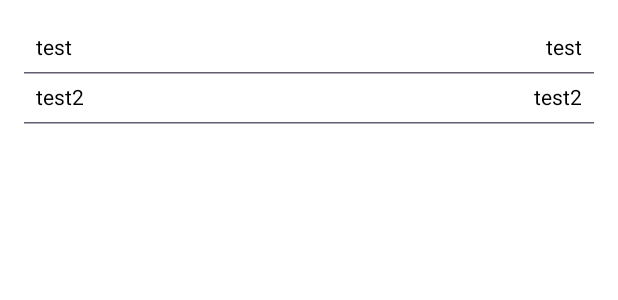
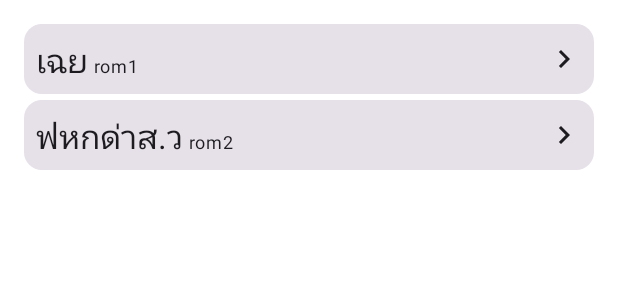
Before and after one commit to kzhangdz/ThaiToAnki, an Android app built with Jetpack Compose: the @Preview function HistoryScreenPreview, on a phone screen of 412 x 824 dp. Shown: the top 300 px of the screen. Run offline under Robolectric (Android 15) with nearby library versions, the phone set to English and light mode, and no system bars; network calls fail.

Commit message:
format romanization as sup

```diff
--- a/app/src/main/java/com/example/thaitoanki/ui/screens/HistoryScreen.kt
+++ b/app/src/main/java/com/example/thaitoanki/ui/screens/HistoryScreen.kt
@@ -2,27 +2,34 @@ package com.example.thaitoanki.ui.screens
 
 import androidx.compose.foundation.layout.Arrangement
 import androidx.compose.foundation.layout.Column
+import androidx.compose.foundation.layout.PaddingValues
 import androidx.compose.foundation.layout.Row
 import androidx.compose.foundation.layout.Spacer
 import androidx.compose.foundation.layout.fillMaxSize
 import androidx.compose.foundation.layout.fillMaxWidth
 import androidx.compose.foundation.layout.heightIn
 import androidx.compose.foundation.layout.padding
+import androidx.compose.foundation.layout.width
 import androidx.compose.foundation.lazy.LazyColumn
 import androidx.compose.foundation.lazy.items
 import androidx.compose.foundation.rememberScrollState
 import androidx.compose.foundation.verticalScroll
 import androidx.compose.material.icons.Icons
+import androidx.compose.material.icons.automirrored.filled.KeyboardArrowRight
 import androidx.compose.material.icons.filled.KeyboardArrowDown
+import androidx.compose.material.icons.filled.KeyboardArrowRight
 import androidx.compose.material.icons.filled.KeyboardArrowUp
+import androidx.compose.material3.Card
 import androidx.compose.material3.HorizontalDivider
 import androidx.compose.material3.Icon
 import androidx.compose.material3.IconButton
 import androidx.compose.material3.MaterialTheme
 import androidx.compose.material3.Text
 import androidx.compose.runtime.Composable
+import androidx.compose.ui.Alignment
 import androidx.compose.ui.Modifier
 import androidx.compose.ui.res.dimensionResource
+import androidx.compose.ui.res.stringResource
 import androidx.compose.ui.tooling.preview.Preview
 import androidx.compose.ui.unit.dp
 import com.example.thaitoanki.R
@@ -36,11 +43,29 @@ fun HistoryScreen(
 ) {
     // TODO: switch to LazyVerticalGrid if horizontal
     //https://stackoverflow.com/questions/72546737/lazycolumn-inside-vertically-scrollable-column
+    if(definitions.isEmpty()){
+        Column(
+            verticalArrangement = Arrangement.Center,
+            horizontalAlignment = Alignment.CenterHorizontally,
+            modifier = modifier
+        ) {
+            Text(stringResource(R.string.no_history))
+        }
+    }
+    else {
         LazyColumn(
+            //contentPadding = PaddingValues(dimensionResource(R.dimen.padding_small)),
             modifier = modifier
         ) {
             items(definitions) { definition ->
-            DefinitionRow(definition)
+                DefinitionRow(
+                    definition,
+                    modifier = Modifier
+                        .padding(
+                            bottom = dimensionResource(R.dimen.padding_small) / 2
+                        )
+                )
+            }
         }
     }
 }
@@ -50,21 +75,55 @@ fun DefinitionRow(
     definition: Definition,
     modifier: Modifier = Modifier
 ){
-    Column(
+    Card(
         modifier = modifier
     ) {
+        Column(
+            verticalArrangement = Arrangement.Center
+        ) {
             Row(
+                verticalAlignment = Alignment.CenterVertically,
                 modifier = Modifier
                     .padding(dimensionResource(R.dimen.padding_small))
                     .fillMaxWidth()
             ) {
-            Text(definition.baseWord)
+                DefinitionInfo(
+                    word = definition.baseWord,
+                    romanization = definition.romanization
+                )
                 Spacer(modifier = Modifier.weight(1.0f))
                 // TODO: limit on text size, ellipses, clickable for alert
-            Text(definition.definition)
+                Icon(
+                    Icons.AutoMirrored.Filled.KeyboardArrowRight,
+                    stringResource(R.string.view_definition_button)
+                )
             }
-        HorizontalDivider(
-            color = MaterialTheme.colorScheme.secondary
+        }
+    }
+}
+
+@Composable
+fun DefinitionInfo(
+    word: String,
+    romanization: String,
+    modifier: Modifier = Modifier
+){
+    Row(
+        //verticalAlignment = Alignment.Bottom,
+        modifier = modifier
+    ) {
+        Text(
+            word,
+            style = MaterialTheme.typography.titleLarge,
+            modifier = Modifier.alignByBaseline()
+        )
+        Spacer(
+            modifier = Modifier.width(4.dp)
+        )
+        Text(
+            romanization,
+            style = MaterialTheme.typography.bodySmall,
+            modifier = Modifier.alignByBaseline()
         )
     }
 }
@@ -74,8 +133,8 @@ fun DefinitionRow(
 fun HistoryScreenPreview() {
     HistoryScreen(
         definitions = listOf(
-            Definition("test", "test"),
-            Definition("test2", "test2")
+            Definition("เฉย", "test", "rom1"),
+            Definition("ฟหกด่าส.ว", "test2", "rom2")
         ),
         modifier = Modifier
             .fillMaxSize()
--- a/app/src/main/res/values/strings.xml
+++ b/app/src/main/res/values/strings.xml
@@ -9,6 +9,8 @@
     <string name="save_locally_button">Save for later</string>
     <string name="cancel">Cancel</string>
     <string name="clear">Clear</string>
+    <string name="view_definition_button">View Definition</string>
+    <string name="no_history">No Search History</string>
 
     <!-- Notification Service Options -->
     <string name="notification_channel_general">ThaiToAnki</string>
```
Also changed, not shown: app/src/main/java/com/example/thaitoanki/network/ThaiLanguageData.kt (+17 -28 lines). Lines whose indentation alone changed are shown as unchanged.
